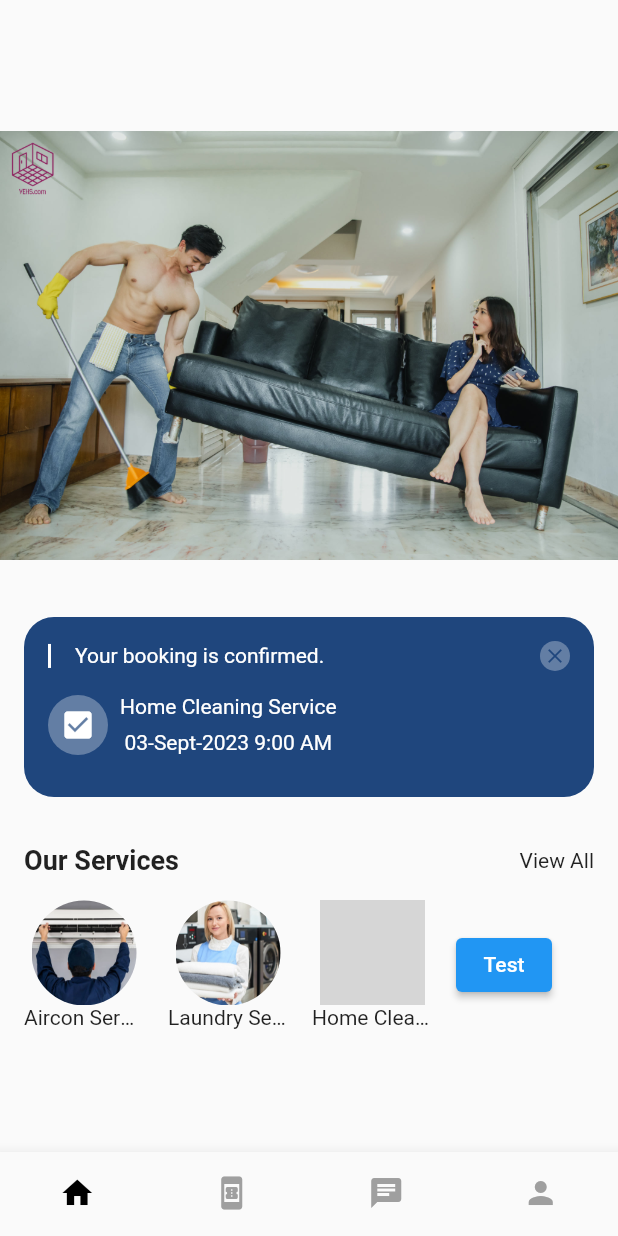
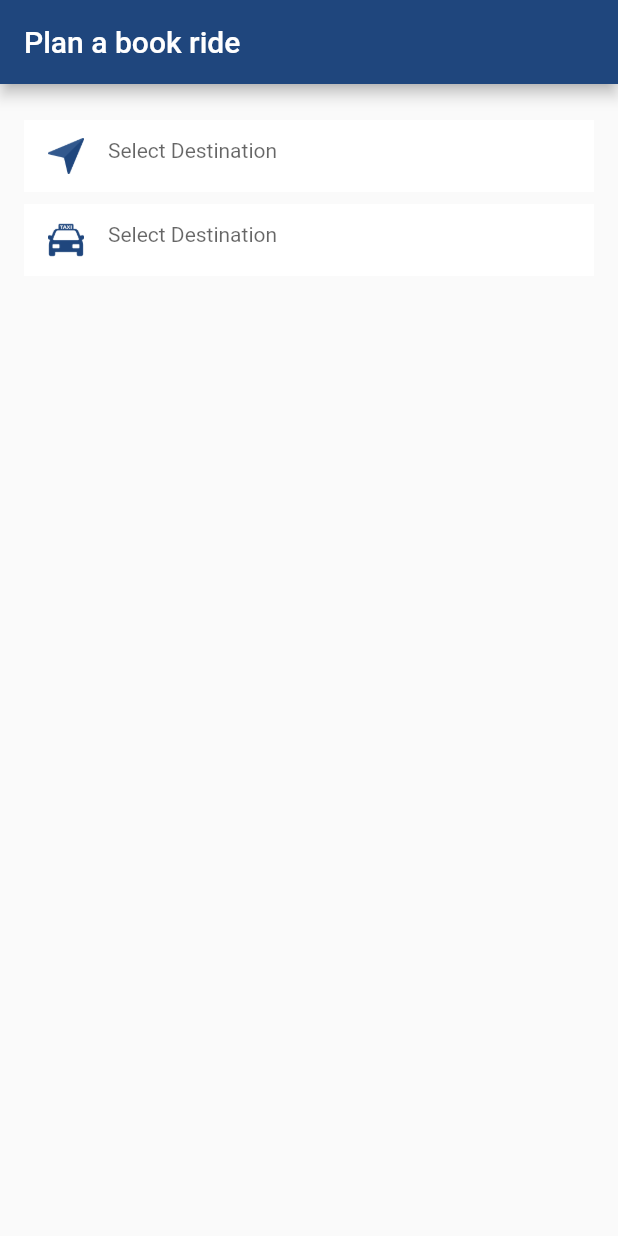
Before and after one commit to KaungKhantHtun/lotaya, a Flutter app: the screen it shows after launch, on a phone screen of 412 x 824 dp. Run offline on Flutter 3.47's test engine with Material 2 defaults, Android fonts, the phone set to English and light mode, and no system bars; our stand-ins replace cloud_firestore, dio, firebase_core, google_maps_flutter; missing offline and left inert: google_geocoding_api, map_picker; accounts and stored records are empty; grey boxes are pictures that could not be loaded.

Commit message:
add kilo taxi

```diff
--- a/lib/main.dart
+++ b/lib/main.dart
@@ -2,7 +2,9 @@ import 'package:flutter/material.dart';
 import 'package:hakathon_service/domain/entities/service_provider_entity.dart';
 
 import 'domain/entities/service_provider_type.dart';
+import 'presentation/pages/electronic_service/electronic_service_screen.dart';
 import 'presentation/pages/home/home_screen.dart';
+import 'presentation/pages/kilo_taxi/kilo_taxi_screen.dart';
 import 'services/firebase_service.dart';
 
 void main() async {
@@ -41,9 +43,10 @@ class _MyAppState extends State<MyApp> {
       // home: ElectronicServiceScreen(
       //   serviceProvider: serviceProviderEntity,
       // ),
-      home: const HomeScreen(
-        initialIndex: 0,
-      ),
+      // home: const HomeScreen(
+      //   initialIndex: 0,
+      // ),
+      home: const KiloTaxiScreen(),
     );
   }
 }
--- a/lib/presentation/pages/electronic_service/electronic_service_screen.dart
+++ b/lib/presentation/pages/electronic_service/electronic_service_screen.dart
@@ -1,5 +1,6 @@
 import 'package:flutter/material.dart';
 import 'package:google_maps_flutter/google_maps_flutter.dart';
+import 'package:hakathon_service/presentation/pages/location_screen.dart';
 import 'package:hakathon_service/services/location_service.dart';
 import 'package:hakathon_service/services/map_service.dart';
 import 'package:hakathon_service/utils/constants.dart';
@@ -457,7 +458,7 @@ class _ElectronicServiceScreenState extends State<ElectronicServiceScreen> {
               return LocationPage();
             },
           ),
-        ).then((value) => _addressController.text = value);
+        ).then((value) => _addressController.text = value[0]);
       },
       decoration: InputDecoration(
         hintText: 'Your Address',
@@ -501,9 +502,8 @@ class _ElectronicServiceScreenState extends State<ElectronicServiceScreen> {
       width: MediaQuery.of(context).size.width - 32,
       child: ElevatedButton(
         onPressed: () {
-               Navigator.of(context).push(MaterialPageRoute(
-                builder: (context) => const LocationScreen()));
-
+          Navigator.of(context).push(
+              MaterialPageRoute(builder: (context) => const LocationScreen()));
         },
         style: ElevatedButton.styleFrom(
           backgroundColor: colorPrimary,
--- /dev/null
+++ b/lib/presentation/pages/kilo_taxi/kilo_taxi_screen.dart
@@ -0,0 +1,330 @@
+import 'package:flutter/material.dart';
+import 'package:google_maps_flutter/google_maps_flutter.dart';
+import 'package:hakathon_service/services/distance_service.dart';
+import 'package:hakathon_service/services/location_service.dart';
+import 'package:hakathon_service/utils/constants.dart';
+// import 'package:intl/intl.dart';
+
+class KiloTaxiScreen extends StatefulWidget {
+  const KiloTaxiScreen({super.key});
+
+  @override
+  State<KiloTaxiScreen> createState() => _KiloTaxiScreenState();
+}
+
+class _KiloTaxiScreenState extends State<KiloTaxiScreen> {
+  TextEditingController _fromController = TextEditingController();
+  TextEditingController _toController = TextEditingController();
+  LatLng? _fromLatLng;
+  LatLng? _toLatLng;
+  DistanceAndDuration? _estimate;
+
+  int selectedDevice = 1;
+  int selectdType = 0;
+  int selectedDay = 0;
+  int selectedTime = 0;
+
+  DateTime startDate = DateTime.now();
+  int dayCount = 6;
+  DateTime day = DateTime(
+    DateTime.now().year,
+    DateTime.now().month,
+    DateTime.now().day,
+  );
+  List<DateTime> hourList = [];
+
+  BitmapDescriptor markerIcon = BitmapDescriptor.defaultMarker;
+
+  @override
+  void initState() {
+    super.initState();
+    hourList = [
+      day.add(const Duration(hours: 11)),
+      day.add(const Duration(hours: 12, minutes: 10)),
+      day.add(const Duration(hours: 13, minutes: 10)),
+      day.add(const Duration(hours: 14, minutes: 10)),
+    ];
+  }
+
+  @override
+  Widget build(BuildContext context) {
+    return Scaffold(
+        appBar: AppBar(
+          backgroundColor: colorPrimary,
+          title: const Text("Plan a book ride"),
+        ),
+        body: SingleChildScrollView(
+          child: Container(
+              margin: const EdgeInsets.symmetric(horizontal: 16, vertical: 24),
+              height: MediaQuery.of(context).size.height,
+              child: Column(
+                children: [
+                  _buildFromLocationWidget(),
+                  const SizedBox(
+                    height: 8,
+                  ),
+                  _buildToLocationWidget(),
+                  const SizedBox(
+                    height: 8,
+                  ),
+                  if (_estimate != null)
+                    Row(
+                      children: [
+                        Expanded(
+                            child: Container(
+                                padding: const EdgeInsets.symmetric(
+                                    vertical: 24, horizontal: 16),
+                                decoration: const BoxDecoration(
+                                  color: Colors.white,
+                                ),
+                                child: Row(
+                                  children: [
+                                    Image.asset(
+                                      "assets/distance.png",
+                                      height: 24,
+                                    ),
+                                    const SizedBox(
+                                      width: 16,
+                                    ),
+                                    Column(
+                                      mainAxisAlignment:
+                                          MainAxisAlignment.center,
+                                      crossAxisAlignment:
+                                          CrossAxisAlignment.start,
+                                      children: [
+                                        const Text("Distance"),
+                                        const SizedBox(
+                                          height: 8,
+                                        ),
+                                        Text("${_estimate?.distance.text}")
+                                      ],
+                                    )
+                                  ],
+                                ))),
+                        const SizedBox(
+                          width: 8,
+                        ),
+                        Expanded(
+                            child: Container(
+                                padding: const EdgeInsets.symmetric(
+                                    vertical: 24, horizontal: 16),
+                                decoration: const BoxDecoration(
+                                  color: Colors.white,
+                                ),
+                                child: Row(
+                                  children: [
+                                    Image.asset(
+                                      "assets/time.png",
+                                      height: 24,
+                                    ),
+                                    const SizedBox(
+                                      width: 16,
+                                    ),
+                                    Column(
+                                      mainAxisAlignment:
+                                          MainAxisAlignment.center,
+                                      crossAxisAlignment:
+                                          CrossAxisAlignment.start,
+                                      children: [
+                                        const Text("Duration"),
+                                        const SizedBox(
+                                          height: 8,
+                                        ),
+                                        Text("${_estimate?.duration.text}")
+                                      ],
+                                    )
+                                  ],
+                                ))),
+                      ],
+                    ),
+                  const SizedBox(
+                    height: 8,
+                  ),
+                  if (_estimate != null)
+                    Container(
+                        padding: const EdgeInsets.symmetric(
+                            vertical: 16, horizontal: 16),
+                        decoration: const BoxDecoration(
+                          color: Colors.white,
+                        ),
+                        child: Row(
+                          children: [
+                            Image.asset(
+                              "assets/receipt.png",
+                              height: 24,
+                            ),
+                            const SizedBox(
+                              width: 16,
+                            ),
+                            Column(
+                              mainAxisAlignment: MainAxisAlignment.center,
+                              crossAxisAlignment: CrossAxisAlignment.start,
+                              children: [
+                                const Text("Fee"),
+                                const SizedBox(
+                                  height: 8,
+                                ),
+                                Text(
+                                    "${(_estimate!.distance.value * 0.6).round() + 1500} Ks")
+                              ],
+                            )
+                          ],
+                        )),
+                  const Spacer(),
+                  Align(
+                    alignment: Alignment.bottomCenter,
+                    child: SizedBox(
+                      height: 40,
+                      width: double.infinity,
+                      child: TextButton(
+                        onPressed: () async {},
+                        style: ButtonStyle(
+                          backgroundColor:
+                              MaterialStateProperty.all<Color>(colorPrimary),
+                          shape:
+                              MaterialStateProperty.all<RoundedRectangleBorder>(
+                            RoundedRectangleBorder(
+                              borderRadius: BorderRadius.circular(8.0),
+                            ),
+                          ),
+                        ),
+                        child: const Text(
+                          "Confirm",
+                          style: TextStyle(
+                            fontWeight: FontWeight.w400,
+                            fontStyle: FontStyle.normal,
+                            color: Color(0xFFFFFFFF),
+
+                            // height: 19/19,
+                          ),
+                        ),
+                      ),
+                    ),
+                  ),
+                ],
+              )),
+        ));
+  }
+
+/*
+  Widget _buildTimePicker() {
+    return Row(
+      mainAxisAlignment: MainAxisAlignment.spaceBetween,
+      children: hourList.map(
+        (e) {
+          int index = hourList.indexOf(e);
+          return InkWell(
+            onTap: () {
+              setState(() {
+                selectedTime = index;
+              });
+            },
+            child: Container(
+              width: (MediaQuery.of(context).size.width -
+                      (8 * (hourList.length - 1)) -
+                      40) /
+                  hourList.length,
+              padding: const EdgeInsets.all(12),
+              decoration: BoxDecoration(
+                color:
+                    selectedTime == index ? colorSecondaryVariant : colorGrey,
+                borderRadius: BorderRadius.circular(8.0),
+              ),
+              child: Text(
+                DateFormat('h:mm a').format(e),
+                textAlign: TextAlign.center,
+                style: const TextStyle(fontWeight: FontWeight.w300),
+              ),
+            ),
+          );
+        },
+      ).toList(),
+    );
+  }
+*/
+  Widget _buildFromLocationWidget() {
+    return Container(
+      color: Colors.white,
+      child: TextField(
+        style: const TextStyle(fontSize: 14),
+        controller: _fromController,
+        readOnly: true,
+        maxLines: 1,
+        keyboardType: TextInputType.multiline,
+        onTap: () {
+          Navigator.push(
+            context,
+            MaterialPageRoute(
+              builder: (context) {
+                return const LocationPage();
+              },
+            ),
+          ).then(
+            (value) {
+              _fromController.text = value[0];
+              _fromLatLng = value[1];
+              calculateDistance();
+            },
+          );
+        },
+        decoration: InputDecoration(
+            hintText: 'Select Destination',
+            border: InputBorder.none,
+            prefixIcon: Padding(
+              padding: const EdgeInsets.symmetric(horizontal: 16, vertical: 8),
+              child: Image.asset(
+                "assets/navigation.png",
+                height: 24,
+                width: 24,
+              ),
+            )),
+      ),
+    );
+  }
+
+  calculateDistance() async {
+    if (_fromLatLng == null && _toLatLng == null) return;
+    final s = CalculateDistance();
+    _estimate = await s.calculateEstimateDistance(_fromLatLng!, _toLatLng!);
+    setState(() {});
+  }
+
+  Widget _buildToLocationWidget() {
+    return Container(
+      color: Colors.white,
+      child: TextField(
+        style: const TextStyle(fontSize: 14),
+        controller: _toController,
+        readOnly: true,
+        maxLines: 1,
+        keyboardType: TextInputType.multiline,
+        onTap: () {
+          Navigator.push(
+            context,
+            MaterialPageRoute(
+              builder: (context) {
+                return const LocationPage();
+              },
+            ),
+          ).then((value) {
+            _toController.text = value[0];
+            _toLatLng = value[1];
+            calculateDistance();
+          });
+        },
+        decoration: InputDecoration(
+          hintText: 'Select Destination',
+          border: InputBorder.none,
+          prefixIcon: Padding(
+            padding: const EdgeInsets.symmetric(horizontal: 16, vertical: 8),
+            child: Image.asset(
+              "assets/taxi.png",
+              height: 24,
+              width: 24,
+            ),
+          ),
+        ),
+      ),
+    );
+  }
+}
--- /dev/null
+++ b/lib/services/distance_service.dart
@@ -0,0 +1,59 @@
+import 'package:dio/dio.dart';
+import 'package:google_maps_flutter/google_maps_flutter.dart';
+import 'package:hakathon_service/utils/constants.dart';
+
+class CalculateDistance {
+  Future<DistanceAndDuration> calculateEstimateDistance(
+      LatLng start, LatLng current) async {
+    Response response = await Dio().get(
+        "https://maps.googleapis.com/maps/api/distancematrix/json?units=matric&origins=${start.latitude},${start.longitude}&destinations=${current.latitude},${current.longitude}&key=$mapApiKey");
+    print(response.data);
+    return DistanceAndDuration.fromJson(
+        response.data["rows"][0]["elements"][0]);
+  }
+}
+
+class DistanceAndDuration {
+  Distance distance;
+  Distance duration;
+  String status;
+
+  DistanceAndDuration({
+    required this.distance,
+    required this.duration,
+    required this.status,
+  });
+
+  factory DistanceAndDuration.fromJson(Map<String, dynamic> json) =>
+      DistanceAndDuration(
+        distance: Distance.fromJson(json["distance"]),
+        duration: Distance.fromJson(json["duration"]),
+        status: json["status"],
+      );
+
+  Map<String, dynamic> toJson() => {
+        "distance": distance.toJson(),
+        "duration": duration.toJson(),
+        "status": status,
+      };
+}
+
+class Distance {
+  String text;
+  int value;
+
+  Distance({
+    required this.text,
+    required this.value,
+  });
+
+  factory Distance.fromJson(Map<String, dynamic> json) => Distance(
+        text: json["text"],
+        value: json["value"],
+      );
+
+  Map<String, dynamic> toJson() => {
+        "text": text,
+        "value": value,
+      };
+}
--- a/lib/services/location_service.dart
+++ b/lib/services/location_service.dart
@@ -25,8 +25,7 @@ class _LocationPageState extends State<LocationPage> {
   var textController = TextEditingController();
 
   getAddress() async {
-    final api = GoogleGeocodingApi("AIzaSyBcQNwTBaKpuGRkJWDCytVvG0v7nqZRrwc",
-        isLogged: kDebugMode);
+    final api = GoogleGeocodingApi(mapApiKey, isLogged: kDebugMode);
     final reversedSearchResults = await api.reverse(
       '${cameraPosition.target.latitude},${cameraPosition.target.longitude}',
       language: 'en',
@@ -121,7 +120,13 @@ class _LocationPageState extends State<LocationPage> {
                   ),
                 ),
                 onPressed: () {
-                  Navigator.pop(context, textController.text);
+                  Navigator.pop(
+                    context,
+                    [
+                      textController.text,
+                      cameraPosition.target,
+                    ],
+                  );
                 },
                 style: ButtonStyle(
                   backgroundColor:
--- a/lib/utils/constants.dart
+++ b/lib/utils/constants.dart
@@ -17,3 +17,5 @@ const TextStyle regularStyle = TextStyle(
   fontSize: 13,
   // fontWeight: FontWeight.w600,
 );
+
+const String mapApiKey = "AIzaSyBcQNwTBaKpuGRkJWDCytVvG0v7nqZRrwc";
```
Also changed, not shown: pubspec.yaml (+8 -6 lines), assets/distance.png (added), assets/navigation.png (added), assets/receipt.png (added), assets/taxi.png (added), assets/time.png (added), 1 other file.
